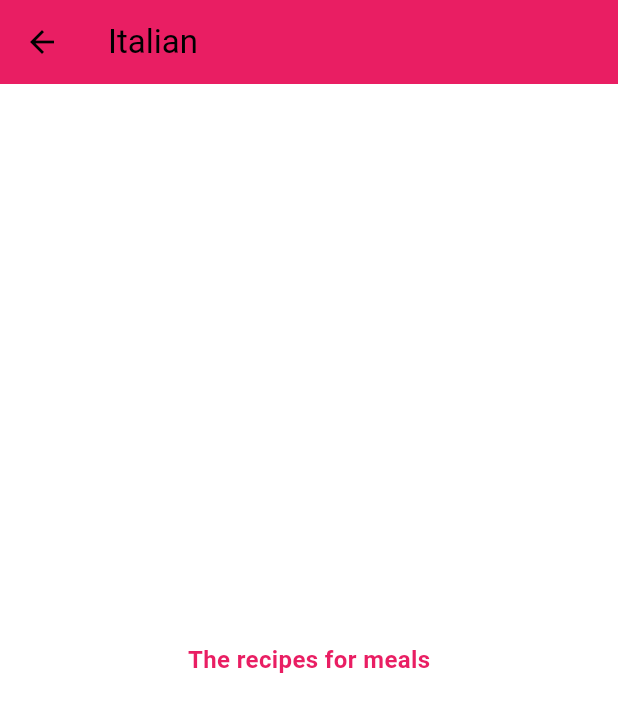
After one commit to IvanZinevich87/DeliMeals, a Flutter app: the screen it shows after launch, after a tap on "Italian", on a phone screen of 412 x 824 dp. The commit adds this screen. Shown: the top 712 px of the screen. Run offline on Flutter 3.47's test engine with Material 3 defaults, Android fonts, the phone set to English and light mode, and no system bars; Roboto replaces fonts that are missing (RobotoCondensed).

Commit message:
meal_detail

```diff
--- a/lib/category_item.dart
+++ b/lib/category_item.dart
@@ -1,17 +1,43 @@
+import 'dart:io';
+
+import 'package:flutter/cupertino.dart';
 import 'package:flutter/material.dart';
+import 'package:flutter_complete_guide/category_meals_screen.dart';
 
 class CategoryItem extends StatelessWidget {
+  final String id;
   final String title;
   final Color color;
 
   const CategoryItem({
+    required this.id,
     required this.title,
     required this.color,
   });
 
+  void selectCategory(BuildContext ctx) {
+    Navigator.of(ctx).push(
+      Platform.isIOS
+          ? CupertinoPageRoute(
+              builder: (_) {
+                return CategoryMealsScreen(id, title);
+              },
+            )
+          : MaterialPageRoute(
+              builder: (_) {
+                return CategoryMealsScreen(id, title);
+              },
+            ),
+    );
+  }
+
   @override
   Widget build(BuildContext context) {
-    return Container(
+    return InkWell(
+      splashColor: Theme.of(context).primaryColor,
+      borderRadius: BorderRadius.circular(15),
+      onTap: () => selectCategory(context),
+      child: Container(
         padding: EdgeInsets.all(15),
         child: Text(
           title,
@@ -26,7 +52,9 @@ class CategoryItem extends StatelessWidget {
             begin: Alignment.topLeft,
             end: Alignment.bottomRight,
           ),
-          borderRadius: BorderRadius.circular(15)),
+          borderRadius: BorderRadius.circular(15),
+        ),
+      ),
     );
   }
 }
--- /dev/null
+++ b/lib/category_meals_screen.dart
@@ -0,0 +1,28 @@
+import 'package:flutter/material.dart';
+
+class CategoryMealsScreen extends StatelessWidget {
+  final String categoryId;
+  final String categoryTitle;
+
+  CategoryMealsScreen(this.categoryId, this.categoryTitle);
+
+  @override
+  Widget build(BuildContext context) {
+    return Scaffold(
+      appBar: AppBar(
+        backgroundColor: Theme.of(context).primaryColor,
+        title: Text(
+          categoryTitle,
+        ),
+      ),
+      body: Center(
+        child: Text(
+          "The recipes for meals",
+          style: TextStyle(
+            color: Theme.of(context).primaryColor,
+          ),
+        ),
+      ),
+    );
+  }
+}
--- a/lib/category_screen.dart
+++ b/lib/category_screen.dart
@@ -18,6 +18,7 @@ class CategoryScreen extends StatelessWidget {
         children: DUMMY_CATEGORIES
             .map(
               (catData) => CategoryItem(
+                id: catData.id,
                 title: catData.title,
                 color: catData.color,
               ),
```
Lines whose indentation alone changed are shown as unchanged.
